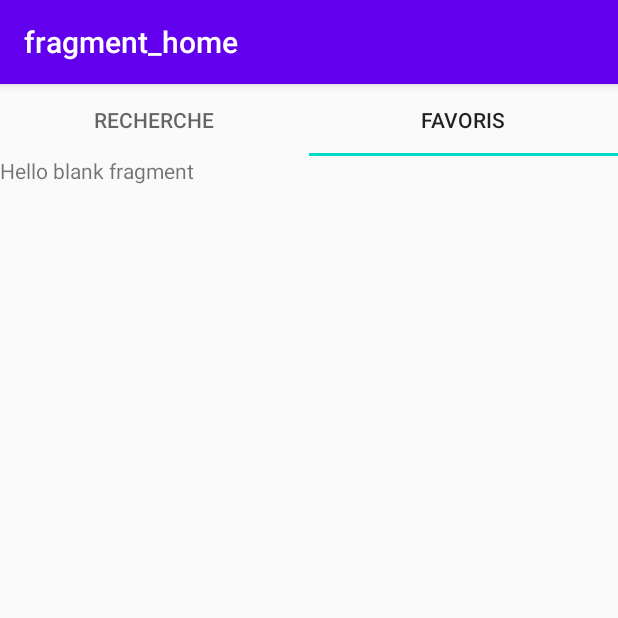
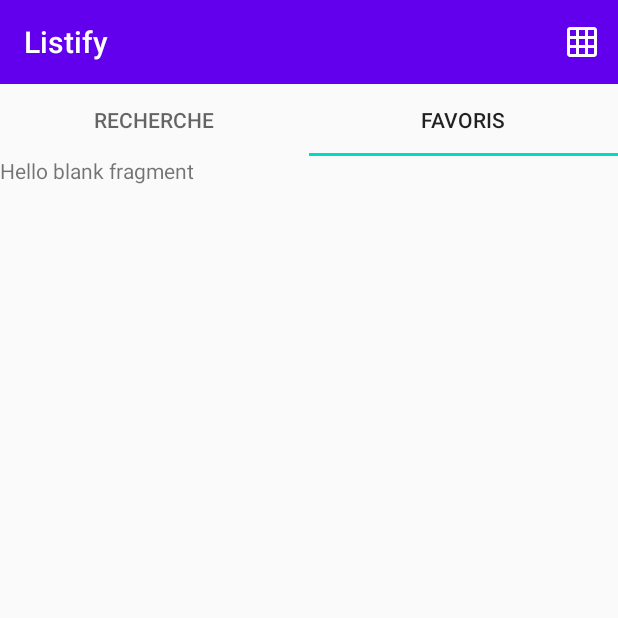
Before and after one commit to AymericLeFeyer/TAC, an Android app: the screen it shows after launch (MainActivity), tab 2 chosen, on a phone screen of 412 x 824 dp, the top half of it. Run offline under Robolectric (Android 15) with nearby library versions, the phone set to English and light mode, and no system bars; our stand-ins replace navigation-ui; pictures from the network do not load.

Commit message:
change mode

```diff
--- a/Listify/app/build.gradle
+++ b/Listify/app/build.gradle
@@ -74,4 +74,5 @@ dependencies {
     compileOnly 'org.projectlombok:lombok:1.18.14'
     testAnnotationProcessor 'org.projectlombok:lombok:1.18.14'
 
+
 }
--- a/Listify/app/src/main/java/fr/leftac/listify/MainActivity.java
+++ b/Listify/app/src/main/java/fr/leftac/listify/MainActivity.java
@@ -1,10 +1,12 @@
 package fr.leftac.listify;
 
 import android.os.Bundle;
+import android.view.Menu;
+import android.view.MenuInflater;
 
 
 import androidx.appcompat.app.AppCompatActivity;
-import androidx.drawerlayout.widget.DrawerLayout;
+import androidx.appcompat.widget.Toolbar;
 import androidx.navigation.NavController;
 import androidx.navigation.fragment.NavHostFragment;
 import androidx.navigation.ui.AppBarConfiguration;
@@ -19,6 +21,7 @@ public class MainActivity extends AppCompatActivity {
     NavController navController;
     NavHostFragment navHostFragment;
     NavigationView navigationView;
+    Toolbar toolbar;
 
     //TODO: use fragments instead of activities
     @Override
@@ -34,12 +37,22 @@ public class MainActivity extends AppCompatActivity {
         navigationView = findViewById(R.id.nav_view);
         NavigationUI.setupWithNavController(navigationView, navController);
 
-        NavigationUI.setupActionBarWithNavController(this, navController);
+//        NavigationUI.setupActionBarWithNavController(this, navController);
 
-
+        toolbar = findViewById(R.id.toolbar);
+        setSupportActionBar(toolbar);
 
 
     }
+
+    @Override
+    public boolean onCreateOptionsMenu(Menu menu) {
+        MenuInflater inflater = getMenuInflater();
+        inflater.inflate(R.menu.mode_view, menu);
+        return super.onCreateOptionsMenu(menu);
+    }
+
+
 
     @Override
     public boolean onSupportNavigateUp() {
--- a/Listify/app/src/main/java/fr/leftac/listify/view/SearchFragment.java
+++ b/Listify/app/src/main/java/fr/leftac/listify/view/SearchFragment.java
@@ -12,6 +12,10 @@ import android.widget.Switch;
 import android.widget.TextView;
 import android.widget.Toast;
 
+
+import androidx.annotation.NonNull;
+import androidx.appcompat.app.AppCompatActivity;
+import androidx.appcompat.widget.Toolbar;
 import androidx.fragment.app.Fragment;
 import androidx.recyclerview.widget.GridLayoutManager;
 import androidx.recyclerview.widget.LinearLayoutManager;
@@ -35,7 +39,8 @@ public class SearchFragment extends Fragment implements Controller.TrackCallback
     private TrackAdapter listAdapter;
     private GridLayoutManager gridLayoutManager;
     private EditText artistField;
-    private Switch modeView;
+    private Toolbar toolbar;
+
 
     @Override
     public void onCreate(Bundle savedInstanceState) {
@@ -55,7 +60,7 @@ public class SearchFragment extends Fragment implements Controller.TrackCallback
         searchButton = view.findViewById(R.id.searchButton);
         list = view.findViewById(R.id.list);
         artistField = view.findViewById(R.id.artist);
-        modeView = view.findViewById(R.id.modeView);
+        toolbar = getActivity().findViewById(R.id.toolbar);
 
         // Init variables
         tracks = new ArrayList<>();
@@ -94,11 +99,18 @@ public class SearchFragment extends Fragment implements Controller.TrackCallback
 
         });
 
-        modeView.setOnCheckedChangeListener((buttonView, isChecked) -> {
-            Log.i("check", ""+isChecked);
-            switchLayout();
+        // Toolbar
+        AppCompatActivity activity = (AppCompatActivity) getActivity();
+        activity.setSupportActionBar(toolbar);
+
+        toolbar.setOnMenuItemClickListener(new Toolbar.OnMenuItemClickListener() {
+            @Override
+            public boolean onMenuItemClick(MenuItem item) {
+                switchLayout();
+                switchIcon(item);
+                return false;
+            }
         });
-
 
 
         return view;
@@ -115,12 +127,11 @@ public class SearchFragment extends Fragment implements Controller.TrackCallback
 
     private void switchIcon(MenuItem item) {
         if (gridLayoutManager.getSpanCount() == 3) {
-            item.setIcon(getResources().getDrawable(R.drawable.ic_baseline_music_video_24));
+            item.setIcon(getResources().getDrawable(R.drawable.ic_list));
         } else {
-            item.setIcon(getResources().getDrawable(R.drawable.ic_baseline_music_video_24));
+            item.setIcon(getResources().getDrawable(R.drawable.ic_grid));
         }
     }
-
 
 
     @Override
--- /dev/null
+++ b/Listify/app/src/main/res/drawable/ic_grid.xml
@@ -0,0 +1,10 @@
+<vector xmlns:android="http://schemas.android.com/apk/res/android"
+    android:width="24dp"
+    android:height="24dp"
+    android:viewportWidth="24"
+    android:viewportHeight="24"
+    android:tint="?attr/colorControlNormal">
+  <path
+      android:fillColor="@android:color/white"
+      android:pathData="M20,2L4,2c-1.1,0 -2,0.9 -2,2v16c0,1.1 0.9,2 2,2h16c1.1,0 2,-0.9 2,-2L22,4c0,-1.1 -0.9,-2 -2,-2zM8,20L4,20v-4h4v4zM8,14L4,14v-4h4v4zM8,8L4,8L4,4h4v4zM14,20h-4v-4h4v4zM14,14h-4v-4h4v4zM14,8h-4L10,4h4v4zM20,20h-4v-4h4v4zM20,14h-4v-4h4v4zM20,8h-4L16,4h4v4z"/>
+</vector>
--- /dev/null
+++ b/Listify/app/src/main/res/drawable/ic_list.xml
@@ -0,0 +1,10 @@
+<vector xmlns:android="http://schemas.android.com/apk/res/android"
+    android:width="24dp"
+    android:height="24dp"
+    android:viewportWidth="24"
+    android:viewportHeight="24"
+    android:tint="?attr/colorControlNormal">
+  <path
+      android:fillColor="@android:color/white"
+      android:pathData="M3,13h2v-2L3,11v2zM3,17h2v-2L3,15v2zM3,9h2L5,7L3,7v2zM7,13h14v-2L7,11v2zM7,17h14v-2L7,15v2zM7,7v2h14L21,7L7,7z"/>
+</vector>
--- a/Listify/app/src/main/res/layout/activity_main.xml
+++ b/Listify/app/src/main/res/layout/activity_main.xml
@@ -9,6 +9,9 @@
     android:fitsSystemWindows="true"
     tools:openDrawer="start"
     android:orientation="vertical">
+
+        <include
+            layout="@layout/toolbar" />
 
 
         <androidx.fragment.app.FragmentContainerView
--- a/Listify/app/src/main/res/layout/fragment_search.xml
+++ b/Listify/app/src/main/res/layout/fragment_search.xml
@@ -50,15 +50,8 @@
                 android:id="@+id/searchButton"
                 android:layout_width="wrap_content"
                 android:layout_height="wrap_content"
-                android:layout_marginEnd="16dp"
                 android:text="Lancer la requête" />
 
-            <Switch
-                android:id="@+id/modeView"
-                android:layout_width="wrap_content"
-                android:layout_height="wrap_content"
-                android:layout_gravity="center_vertical"
-                android:gravity="center_horizontal" />
         </LinearLayout>
 
     </LinearLayout>
--- /dev/null
+++ b/Listify/app/src/main/res/layout/toolbar.xml
@@ -0,0 +1,16 @@
+<?xml version="1.0" encoding="utf-8"?>
+<androidx.constraintlayout.widget.ConstraintLayout
+    xmlns:android="http://schemas.android.com/apk/res/android"
+    xmlns:app="http://schemas.android.com/apk/res-auto"
+    android:layout_width="match_parent"
+    android:layout_height="wrap_content">
+
+    <androidx.appcompat.widget.Toolbar
+        android:id="@+id/toolbar"
+        android:layout_width="match_parent"
+        android:layout_height="wrap_content"
+        android:background="?attr/colorPrimary"
+        android:minHeight="?attr/actionBarSize"
+        android:theme="@style/ThemeOverlay.AppCompat.Dark.ActionBar"
+        app:layout_constraintTop_toTopOf="parent"/>
+</androidx.constraintlayout.widget.ConstraintLayout>
--- /dev/null
+++ b/Listify/app/src/main/res/menu/mode_view.xml
@@ -0,0 +1,12 @@
+<?xml version="1.0" encoding="utf-8"?>
+<menu xmlns:android="http://schemas.android.com/apk/res/android"
+    xmlns:app="http://schemas.android.com/apk/res-auto">
+    <item
+        android:id="@+id/action_modeview"
+        android:icon="@drawable/ic_grid"
+        android:title="Changer le mode"
+        app:showAsAction="ifRoom"/>
+
+    <!-- Settings, should always be in the overflow -->
+
+</menu>
--- a/Listify/app/src/main/res/values/styles.xml
+++ b/Listify/app/src/main/res/values/styles.xml
@@ -1,6 +1,6 @@
 <resources>
     <!-- Base application theme. -->
-    <style name="AppTheme" parent="Theme.AppCompat.Light.DarkActionBar">
+    <style name="AppTheme" parent="Theme.AppCompat.Light.NoActionBar">
         <!-- Customize your theme here. -->
         <item name="colorPrimary">@color/colorPrimary</item>
         <item name="colorPrimaryDark">@color/colorPrimaryDark</item>
```
